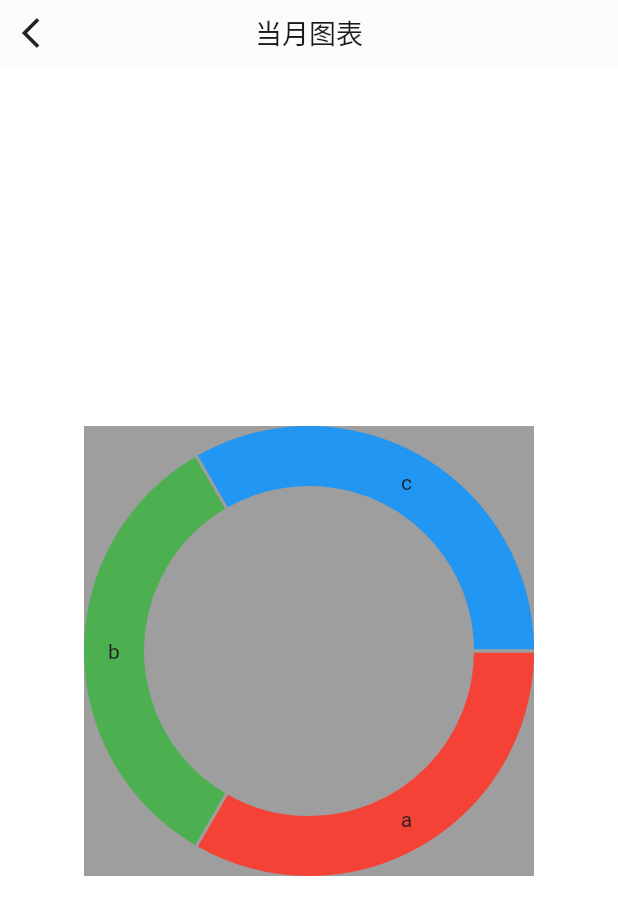
After one commit to jifeif/kqcnotebook, a Flutter app: the MinePage screen opened by its route, after a tap on "我的支出", on a phone screen of 412 x 824 dp. The commit adds this screen. Shown: the top 915 px of the screen. Run offline on Flutter 3.47's test engine with Material 3 defaults, Android fonts, the phone set to English and light mode, and no system bars; drawn by our look-alikes of fl_chart; our stand-ins replace cookie_jar, dio, dio_cookie_manager, event_bus, flutter_easyloading, get and 3 more; accounts and stored records are empty.

```diff
--- /dev/null
+++ b/lib/pages/app_my_section/chart_brower/chart_brower_binding.dart
@@ -0,0 +1,9 @@
+import 'package:get/get.dart';
+import 'chart_brower_controller.dart';
+
+class ChartBrowerBinding extends Bindings {
+    @override
+    void dependencies() {
+    Get.lazyPut<ChartBrowerController>(() => ChartBrowerController());
+    }
+}
--- /dev/null
+++ b/lib/pages/app_my_section/chart_brower/chart_brower_controller.dart
@@ -0,0 +1,71 @@
+import 'package:get/get.dart';
+import 'package:kqcnotebook/components/border_text.dart';
+import 'package:kqcnotebook/pages/home/home_model.dart';
+import 'package:kqcnotebook/utils/utils.dart';
+
+class ChartBrowerController extends GetxController {
+  List<SingleCoastRecord> list = [];
+
+  final keyList = [].obs;
+  final recordMap = Map<String, List<SingleCoastRecord>>().obs;
+  final showTitle = "当月图表".obs;
+  @override
+  void onInit() async {
+    super.onInit();
+    await acquireListData();
+  }
+
+  @override
+  void onReady() {}
+
+
+  acquireMonthKindData(int mon, int year) {
+    List showKeyList = [];
+    for (String dateStr in keyList) {
+        if (dateStr.isSameMonth(mon, year: year)) {
+          showKeyList.add(dateStr);
+        }
+    }
+
+    List kindArr = [];
+    Map<String, double> costMap = Map<String, double>();
+    for (String keyStr in showKeyList) {
+        List recordList = recordMap[keyStr] ?? [];
+        for (SingleCoastRecord record in recordList) {
+          if (kindArr.contains(record.type)) {
+            double price = costMap[record.type] ?? 0.0;
+            price = price + double.parse(record.price);
+            costMap[record.type] = price;
+          } else {
+            kindArr.add(record.type);
+            costMap[record.type] = double.parse(record.price);
+          }
+        }
+    }
+    print(kindArr);
+    print(costMap);
+  }
+
+  // 分月的全部数据列表
+  acquireListData() async {
+    list = await LoacalStorage().getExistCoastRecordList();
+
+    for (SingleCoastRecord rec in list) {
+      List<SingleCoastRecord> recordList = [];
+      if (keyList.contains(rec.date)) {
+        recordList = recordMap[rec.date]!;
+      } else {
+        keyList.add(rec.date);
+        recordMap[rec.date] = recordList;
+      }
+      recordList.add(rec);
+    }
+    List<String> tempList = keyList.map<String>((e) => e).toList();
+    tempList.sort((a, b) => b.compareTo(a));
+    keyList.value = tempList;
+    keyList.refresh();
+  }
+
+  @override
+  void onClose() {}
+}
--- /dev/null
+++ b/lib/pages/app_my_section/chart_brower/chart_brower_view.dart
@@ -0,0 +1,38 @@
+import 'package:flutter/material.dart';
+import 'package:get/get.dart';
+import 'package:kqcnotebook/components/components.dart';
+import 'chart_brower_controller.dart';
+import 'package:fl_chart/fl_chart.dart';
+class ChartBrowerPage extends GetView<ChartBrowerController> {
+  const ChartBrowerPage({Key? key}) : super(key: key);
+
+  @override
+  Widget build(BuildContext context) {
+    return Obx(
+      () {
+        return BaseScaffold(
+          title: controller.showTitle.value,
+          body: Center(
+            child: pieChartWidget(),
+          ),
+        );
+      },
+    );
+  }
+
+  Widget pieChartWidget() {
+
+    PieChartSectionData aSectionData = PieChartSectionData(value: 0.33 * 360, color: Colors.red, title: "a");
+        PieChartSectionData bSectionData = PieChartSectionData(value: 0.33 * 360, color: Colors.green, title: "b");
+    PieChartSectionData cSectionData = PieChartSectionData(value: 0.33 * 360, color: Colors.blue, title: "c");
+
+    PieChartData chartData = PieChartData(sections: [aSectionData, bSectionData, cSectionData]);
+
+    return Container(
+      width: 300,
+      height: 300,
+      color: Colors.grey,
+      child: PieChart(chartData),
+    );
+  }
+}
--- a/lib/pages/app_my_section/mine/mine_controller.dart
+++ b/lib/pages/app_my_section/mine/mine_controller.dart
@@ -10,7 +10,7 @@ import 'package:kqcnotebook/utils/utils.dart';
 
 class MineController extends GetxController {
   final List<MineCommonServeModel> mineCommonServeList = [
-    MineCommonServeModel("我的收入", Assets.assetsImagesMyIncromIcon, true),
+    MineCommonServeModel("我的支出", Assets.assetsImagesMyIncromIcon, true),
     MineCommonServeModel("助理账号", Assets.assetsImagesMyAssistentIcon, false),
     MineCommonServeModel("操作手册", Assets.assetsImagesMyAssistentIcon, false),
     MineCommonServeModel("我的收入", Assets.assetsImagesMyAssistentIcon, false),
@@ -79,7 +79,11 @@ class MineController extends GetxController {
 
   ///
   void entryCommonServe(int index) {
-    print(index);
+    if (index == 0) {
+      Get.toNamed(AppRoutes.MineChart);
+    } else {
+      print(index);
+    }
   }
 
   ///
--- a/lib/pages/home/home_controller.dart
+++ b/lib/pages/home/home_controller.dart
@@ -1,5 +1,4 @@
 import 'package:get/get.dart';
-import 'package:get/get_rx/get_rx.dart';
 import 'package:kqcnotebook/components/border_text.dart';
 import 'package:kqcnotebook/pages/home/home_model.dart';
 import 'package:kqcnotebook/router/app_pages.dart';
@@ -27,7 +26,10 @@ class HomeController extends GetxController {
   void onReady() {}
 
   entrySingleReocrdPage() async {
-    SingleCoastRecord record = await Get.toNamed(AppRoutes.SingleRecord);
+    dynamic record = await Get.toNamed(AppRoutes.SingleRecord);
+    if (record == null) {
+      return;
+    }
     list.add(record);
     addOnlyRecord(record);
     await acquireCurrentMonthCoast(DateTime.now().month);
--- a/lib/pages/single_record/single_record_view.dart
+++ b/lib/pages/single_record/single_record_view.dart
@@ -165,6 +165,8 @@ class SingleRecordPage extends GetView<SingleRecordController> {
         child: Container(
           margin: EdgeInsets.fromLTRB(
               16, Get.mediaQuery.viewPadding.top + 24 + 40, 16, 0),
+          width: Get.width - 32,
+          color:Colors.white,
           child: Column(
             crossAxisAlignment: CrossAxisAlignment.start,
             mainAxisSize: MainAxisSize.min,
--- a/lib/router/app_pages.dart
+++ b/lib/router/app_pages.dart
@@ -5,6 +5,8 @@ import 'package:kqcnotebook/pages/app_my_section/mine/mine_binding.dart';
 import 'package:kqcnotebook/pages/app_my_section/mine/mine_view.dart';
 import 'package:kqcnotebook/pages/app_my_section/mine_setup/mine_setup_binding.dart';
 import 'package:kqcnotebook/pages/app_my_section/mine_setup/mine_setup_view.dart';
+import 'package:kqcnotebook/pages/app_my_section/chart_brower/chart_brower_binding.dart';
+import 'package:kqcnotebook/pages/app_my_section/chart_brower/chart_brower_view.dart';
 import 'package:kqcnotebook/pages/home/home.binding.dart';
 import 'package:kqcnotebook/pages/home/home_view.dart';
 import 'package:kqcnotebook/pages/login/login_binding.dart';
@@ -61,6 +63,11 @@ class AppPages {
       page: () => SingleRecordPage(),
       binding: SingleRecordBinding(),
     ),
+    GetPage(
+      name: AppRoutes.MineChart,
+      page: () => ChartBrowerPage(),
+      binding: ChartBrowerBinding(),
+    ),
   ];
 
   static final unknownRoute = GetPage(
--- a/lib/router/app_routes.dart
+++ b/lib/router/app_routes.dart
@@ -15,5 +15,6 @@ abstract class AppRoutes {
   static const Mine = "/mine";
   static const MineSetup = "/mine/setup";
   static const MineChange = "/mine/setup/chage";
+  static const MineChart = "/mine//chart";
   static const SingleRecord = "/home/singlerecord";
 }
--- a/pubspec.yaml
+++ b/pubspec.yaml
@@ -59,6 +59,9 @@ dependencies:
   # 版本信息
   package_info_plus: ^8.0.3
 
+  # 图表
+  fl_chart: ^0.69.2
+
   # 拍照/图片 相关
   image_picker: ^0.7.5+3
   permission_handler: ^8.0.0+2
```
Also changed, not shown: lib/components/border_text.dart (+8 -3 lines), lib/pages/app_my_section/chart_brower/chart_brower_model.dart (added), pubspec.lock.
